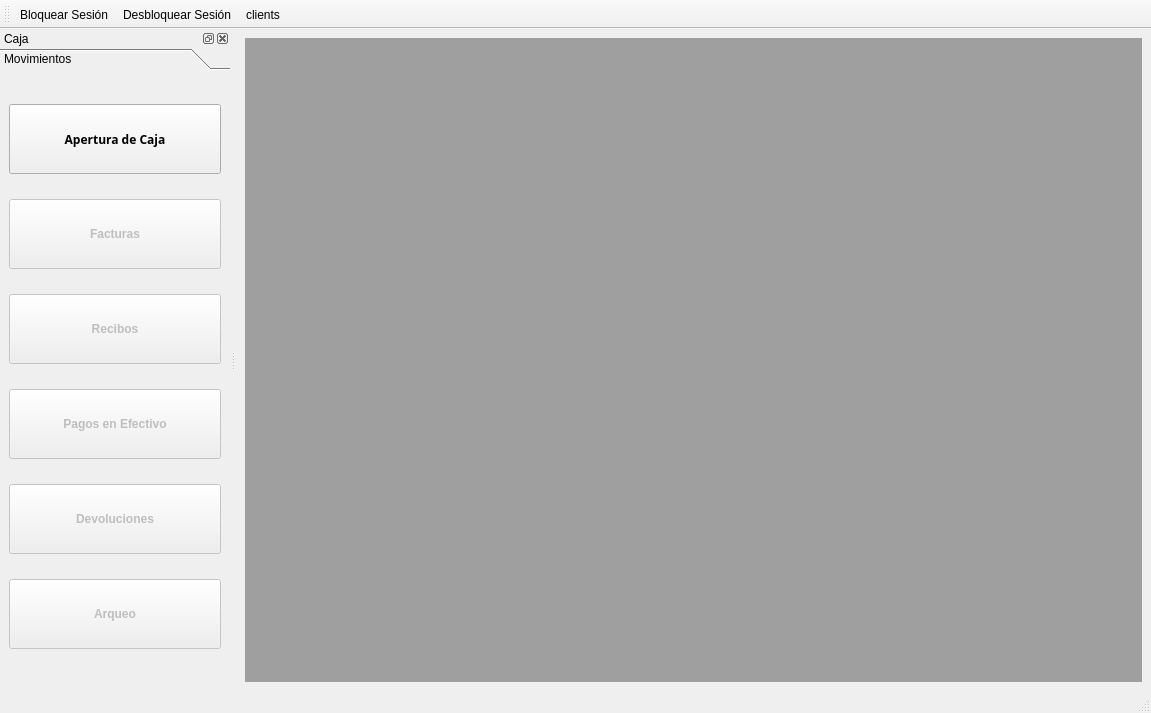
Old version of the form src/ui/mainwindowcaja.ui in the repository armonge/EsquipulasPy.
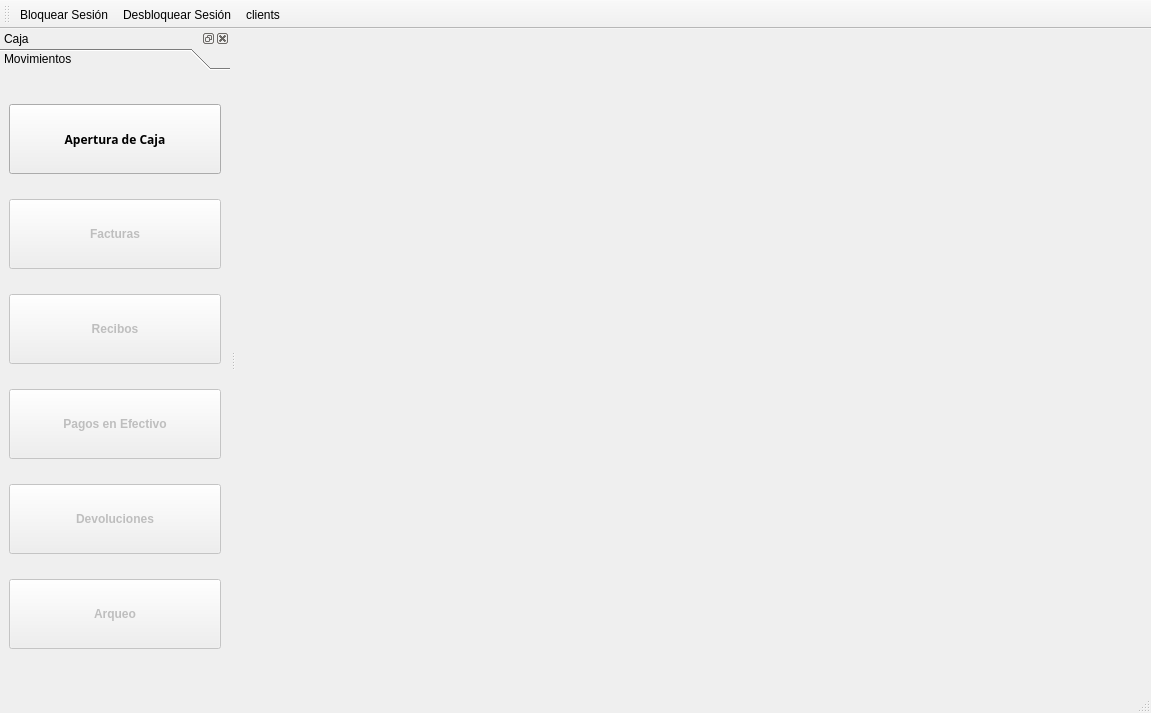
New version of the form. Icons and pictures are not drawn.

```diff
--- a/src/ui/mainwindowcaja.ui
+++ b/src/ui/mainwindowcaja.ui
@@ -30,6 +30,15 @@
         <verstretch>0</verstretch>
        </sizepolicy>
       </property>
+      <property name="background">
+       <brush brushstyle="NoBrush">
+        <color alpha="255">
+         <red>121</red>
+         <green>116</green>
+         <blue>113</blue>
+        </color>
+       </brush>
+      </property>
       <property name="viewMode">
        <enum>QMdiArea::TabbedView</enum>
       </property>
```
Left out of the diff: 4 changed lines with no effect on the pictures.
